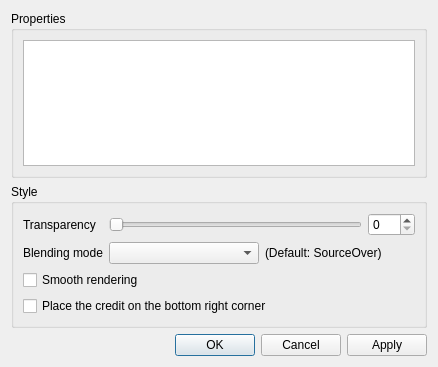
Qt form propertiesdialog.ui (minorua/TileLayerPlugin) before a commit.
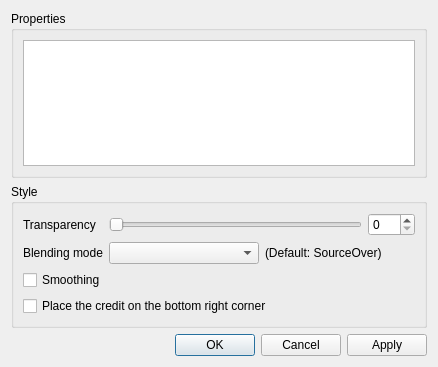
The same form after that commit.

Commit message: update ui and japanese translation

What changed in the file:
```diff
--- a/propertiesdialog.ui
+++ b/propertiesdialog.ui
@@ -100,7 +100,7 @@
         <item>
          <widget class="QCheckBox" name="checkBox_SmoothRender">
           <property name="text">
-           <string>Smooth rendering</string>
+           <string>Smoothing</string>
           </property>
          </widget>
         </item>
```
The commit also changes 2 other files.
